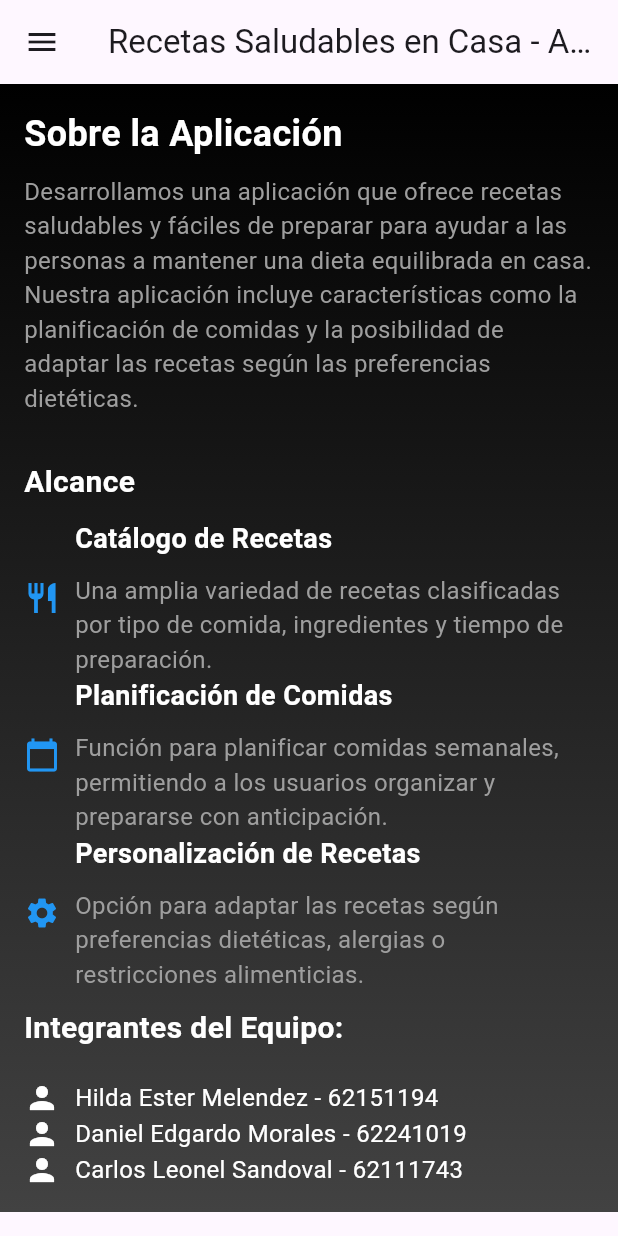
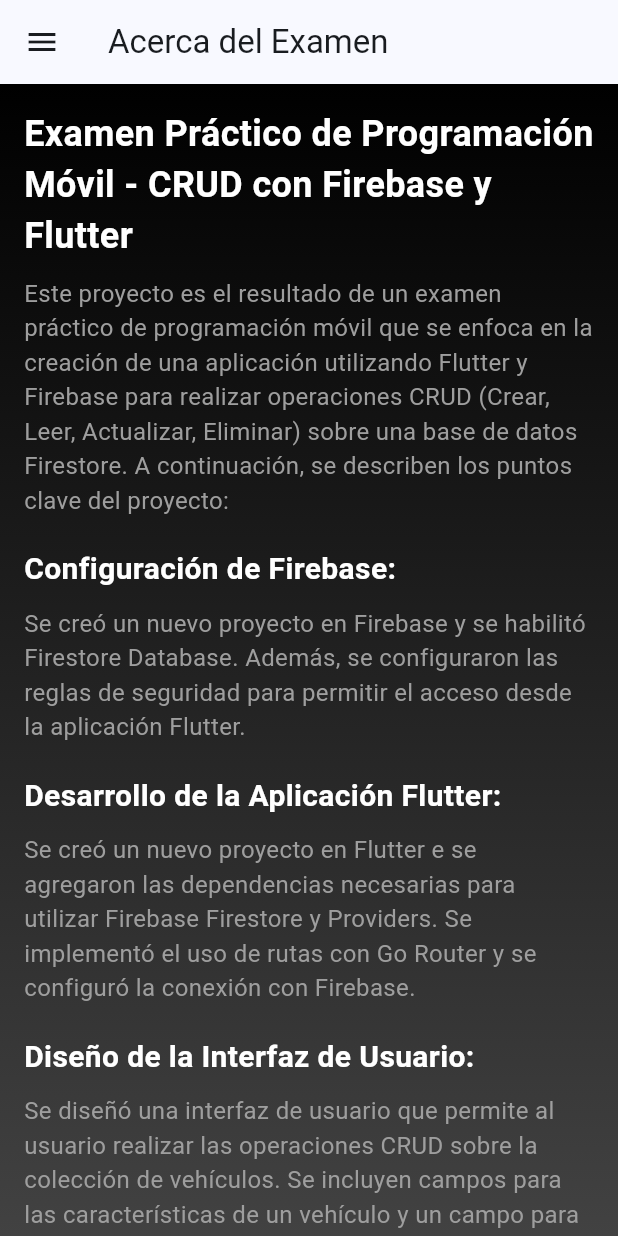
Before and after one commit to HildaM03/proyecto_equipo3, a Flutter app: the AboutScreen screen opened directly, on a phone screen of 412 x 824 dp. Run offline on Flutter 3.47's test engine with Material 3 defaults, Android fonts, the light colour scheme and no system bars; our stand-ins replace cloud_firestore, firebase_core, go_router; accounts and stored records are empty.

Commit message:
Fixing some bug

```diff
--- a/lib/main.dart
+++ b/lib/main.dart
@@ -2,6 +2,7 @@
 
 import 'package:firebase_core/firebase_core.dart';
 import 'package:flutter/material.dart';
+import 'package:flutter_proyecto_equipo3/router/app.dart';
 
 import 'pages/home_page.dart';
 
@@ -14,11 +15,15 @@
 class MyApp extends StatelessWidget {
   const MyApp({Key? key}) : super(key: key);
 
-  @override
+   @override
   Widget build(BuildContext context) {
-    return MaterialApp(
+    return MaterialApp.router(
+      routerConfig: router,
       debugShowCheckedModeBanner: false,
-      home: HomePage(),
+      theme: ThemeData(
+        colorScheme: ColorScheme.fromSeed(seedColor: Colors.blue),
+        useMaterial3: true,
+      ),
     );
   }
 }
--- a/lib/pages/About us.dart
+++ /dev/null
@@ -1,140 +0,0 @@
-import 'package:flutter/material.dart';
-import 'package:flutter_proyecto_equipo3/widget/drawer.dart';
-
-class AboutScreen extends StatelessWidget {
-  const AboutScreen({super.key});
-
-  @override
-  Widget build(BuildContext context) {
-    return Scaffold(
-      appBar: AppBar(
-        title: const Text('Recetas Saludables en Casa - Acerca de'),
-      ),
-      drawer: const MenuDrawer(),
-      body: Container(
-        decoration: BoxDecoration(
-          gradient: LinearGradient(
-            begin: Alignment.topCenter,
-            end: Alignment.bottomCenter,
-            colors: [Colors.black, Colors.grey.shade800],
-          ),
-        ),
-        child: SingleChildScrollView(
-          padding: const EdgeInsets.all(16.0),
-          child: Column(
-            crossAxisAlignment: CrossAxisAlignment.start,
-            children: <Widget>[
-              const Text(
-                'Sobre la Aplicación',
-                style: TextStyle(
-                  fontSize: 24,
-                  fontWeight: FontWeight.bold,
-                  color: Colors.white,
-                ),
-              ),
-              const SizedBox(height: 10),
-              const Text(
-                'Desarrollamos una aplicación que ofrece recetas saludables y fáciles de preparar para ayudar a las personas a mantener una dieta equilibrada en casa. Nuestra aplicación incluye características como la planificación de comidas y la posibilidad de adaptar las recetas según las preferencias dietéticas.',
-                style: TextStyle(
-                  fontSize: 16,
-                  color: Colors.grey,
-                ),
-              ),
-              const SizedBox(height: 30), // Incrementamos el espacio
-              const Text(
-                'Alcance',
-                style: TextStyle(
-                  fontSize: 20,
-                  fontWeight: FontWeight.bold,
-                  color: Colors.white,
-                ),
-              ),
-              const SizedBox(height: 10),
-              _buildFeatureItem(
-                'Catálogo de Recetas',
-                'Una amplia variedad de recetas clasificadas por tipo de comida, ingredientes y tiempo de preparación.',
-                Icons.restaurant,
-              ),
-              _buildFeatureItem(
-                'Planificación de Comidas',
-                'Función para planificar comidas semanales, permitiendo a los usuarios organizar y prepararse con anticipación.',
-                Icons.calendar_today,
-              ),
-              _buildFeatureItem(
-                'Personalización de Recetas',
-                'Opción para adaptar las recetas según preferencias dietéticas, alergias o restricciones alimenticias.',
-                Icons.settings,
-              ),
-              const SizedBox(height: 10), // Incrementamos el espacio
-              const Text(
-                'Integrantes del Equipo:',
-                style: TextStyle(
-                  fontSize: 20,
-                  fontWeight: FontWeight.bold,
-                  color: Colors.white,
-                ),
-              ),
-              const SizedBox(height: 20),
-              _buildTeamMember('Hilda Ester Melendez', '62151194'),
-              _buildTeamMember('Daniel Edgardo Morales', '62241019'),
-              _buildTeamMember('Carlos Leonel Sandoval', '62111743'),
-            ],
-          ),
-        ),
-      ),
-    );
-  }
-
-  Widget _buildFeatureItem(String title, String description, IconData icon) {
-    return Row(
-      children: [
-        Icon(
-          icon,
-          color: Colors.blue,
-        ),
-        const SizedBox(width: 10),
-        Expanded(
-          child: Column(
-            crossAxisAlignment: CrossAxisAlignment.start,
-            children: [
-              Text(
-                title,
-                style: const TextStyle(
-                  fontSize: 18,
-                  fontWeight: FontWeight.bold,
-                  color: Colors.white,
-                ),
-              ),
-              const SizedBox(height: 10),
-              Text(
-                description,
-                style: const TextStyle(
-                  fontSize: 16,
-                  color: Colors.grey,
-                ),
-              ),
-            ],
-          ),
-        ),
-      ],
-    );
-  }
-
-  Widget _buildTeamMember(String name, String id) {
-    return Row(
-      children: [
-        const Icon(Icons.person, color: Colors.white),
-        const SizedBox(width: 10),
-        Expanded(
-          child: Text(
-            '$name - $id',
-            style: const TextStyle(
-              fontSize: 16,
-              color: Colors.white,
-            ),
-          ),
-        ),
-      ],
-    );
-  }
-}
--- /dev/null
+++ b/lib/pages/About_us.dart
@@ -0,0 +1,91 @@
+import 'package:flutter/material.dart';
+import 'package:flutter_proyecto_equipo3/widget/drawer.dart';
+
+class AboutScreen extends StatelessWidget {
+  const AboutScreen({Key? key}) : super(key: key);
+
+  @override
+  Widget build(BuildContext context) {
+    return Scaffold(
+      appBar: AppBar(
+        title: const Text('Acerca del Examen'),
+      ),
+      drawer: const MenuDrawer(),
+      body: Container(
+        decoration: BoxDecoration(
+          gradient: LinearGradient(
+            begin: Alignment.topCenter,
+            end: Alignment.bottomCenter,
+            colors: [Colors.black, Colors.grey.shade800],
+          ),
+        ),
+        child: SingleChildScrollView(
+          padding: const EdgeInsets.all(16.0),
+          child: Column(
+            crossAxisAlignment: CrossAxisAlignment.start,
+            children: <Widget>[
+              const Text(
+                'Examen Práctico de Programación Móvil - CRUD con Firebase y Flutter',
+                style: TextStyle(
+                  fontSize: 24,
+                  fontWeight: FontWeight.bold,
+                  color: Colors.white,
+                ),
+              ),
+              const SizedBox(height: 10),
+              const Text(
+                'Este proyecto es el resultado de un examen práctico de programación móvil que se enfoca en la creación de una aplicación utilizando Flutter y Firebase para realizar operaciones CRUD (Crear, Leer, Actualizar, Eliminar) sobre una base de datos Firestore. A continuación, se describen los puntos clave del proyecto:',
+                style: TextStyle(
+                  fontSize: 16,
+                  color: Colors.grey,
+                ),
+              ),
+              const SizedBox(height: 20),
+              _buildListItem(
+                'Configuración de Firebase:',
+                'Se creó un nuevo proyecto en Firebase y se habilitó Firestore Database. Además, se configuraron las reglas de seguridad para permitir el acceso desde la aplicación Flutter.',
+              ),
+              _buildListItem(
+                'Desarrollo de la Aplicación Flutter:',
+                'Se creó un nuevo proyecto en Flutter e se agregaron las dependencias necesarias para utilizar Firebase Firestore y Providers. Se implementó el uso de rutas con Go Router y se configuró la conexión con Firebase.',
+              ),
+              _buildListItem(
+                'Diseño de la Interfaz de Usuario:',
+                'Se diseñó una interfaz de usuario que permite al usuario realizar las operaciones CRUD sobre la colección de vehículos. Se incluyen campos para las características de un vehículo y un campo para la URL de la fotografía del vehículo.',
+              ),
+              _buildListItem(
+                'Implementación del CRUD:',
+                'Se implementó la funcionalidad para crear, leer, actualizar y eliminar registros de la colección "Vehículos" en Firebase Firestore. Se utilizó Providers para gestionar el estado de la aplicación y la comunicación con Firebase.',
+              ),
+            ],
+          ),
+        ),
+      ),
+    );
+  }
+
+  Widget _buildListItem(String title, String description) {
+    return Column(
+      crossAxisAlignment: CrossAxisAlignment.start,
+      children: [
+        Text(
+          title,
+          style: const TextStyle(
+            fontSize: 20,
+            fontWeight: FontWeight.bold,
+            color: Colors.white,
+          ),
+        ),
+        const SizedBox(height: 10),
+        Text(
+          description,
+          style: const TextStyle(
+            fontSize: 16,
+            color: Colors.grey,
+          ),
+        ),
+        const SizedBox(height: 20),
+      ],
+    );
+  }
+}
--- a/lib/router/app.dart
+++ b/lib/router/app.dart
@@ -1,4 +1,5 @@
-import 'package:flutter_proyecto_equipo3/pages/About%20us.dart';
+
+import 'package:flutter_proyecto_equipo3/pages/About_us.dart';
 import 'package:flutter_proyecto_equipo3/pages/home_page.dart';
 import 'package:go_router/go_router.dart';
 
--- a/pubspec.yaml
+++ b/pubspec.yaml
@@ -13,6 +13,7 @@
   firebase_ui_auth: ^1.13.1
   flutter:
     sdk: flutter
+
   go_router: ^13.2.1
   provider: ^6.1.2
 
```
